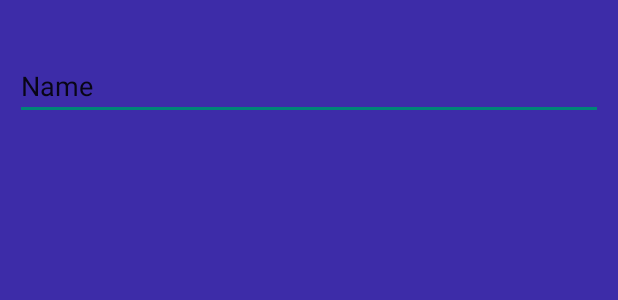
After one commit to ldlarsed/Birthday-O-Matic, an Android app: the layout dialog_user_name.xml on its own in the app's theme, with its tools: preview values and no code run, on a phone screen of 412 x 824 dp. The commit adds this screen. Shown: the top 300 px of the screen. Run offline under Robolectric (Android 15) with nearby library versions, the phone set to English and light mode, and no system bars.

Commit message:
Added a user name prompt

```diff
--- /dev/null
+++ b/Obliger/Mappe1/Hangman/app/src/main/res/layout/dialog_user_name.xml
@@ -0,0 +1,26 @@
+<?xml version="1.0" encoding="utf-8"?>
+<LinearLayout
+    xmlns:android="http://schemas.android.com/apk/res/android"
+    android:orientation="vertical"
+    android:layout_width="fill_parent"
+    android:layout_height="fill_parent"
+    android:padding="10dp">
+
+
+    <TextView
+        android:layout_width="wrap_content"
+        android:layout_height="wrap_content"
+        android:textAppearance="?android:textAppearanceMedium"/>
+
+    <EditText
+        android:layout_width="match_parent"
+        android:layout_height="wrap_content"
+        android:inputType="textPersonName"
+        android:text="Name"
+        android:ems="10"
+        android:id="@+id/user_Name"
+        />
+
+    <requestFocus/>
+
+</LinearLayout>
```
Also changed, not shown: Obliger/Mappe1/Hangman/app/src/main/java/com/example/s198569/hangman/StartGame.java (+68 -14 lines), Obliger/Mappe1/Hangman/app/src/main/res/layout/activity_start_game.xml (+20 -9 lines).
